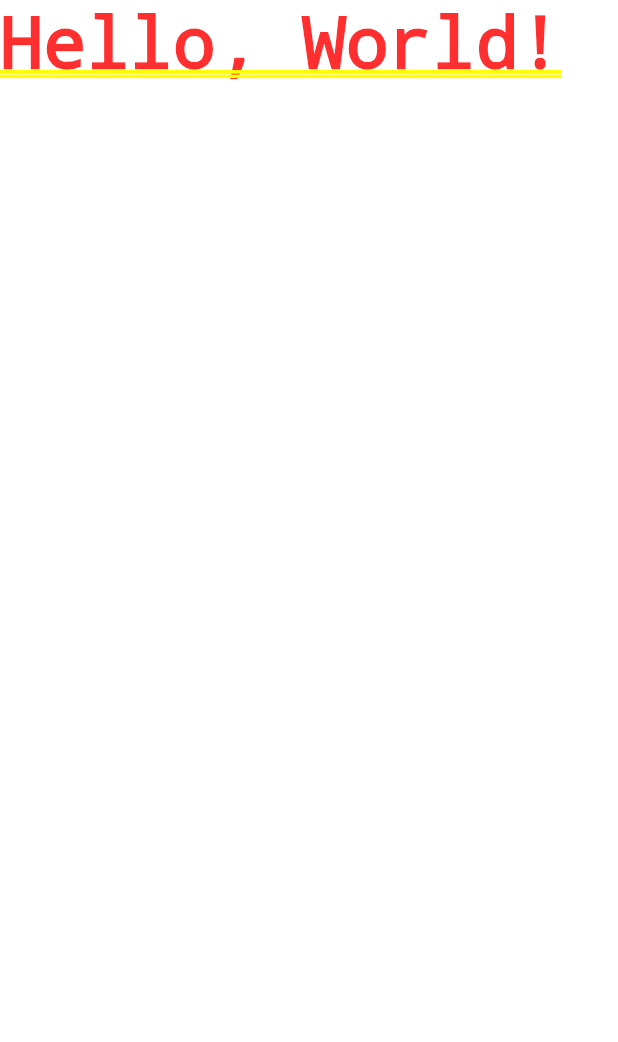
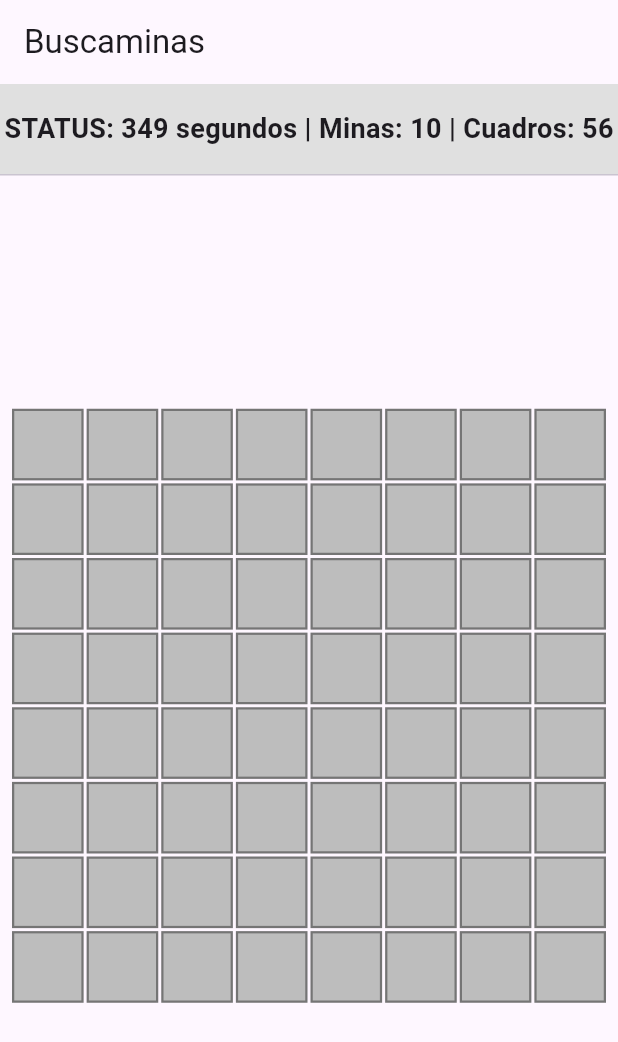
Before and after one commit to Fnav63/3479A321_2020479060, a Flutter app: the screen it shows after launch, on a phone screen of 412 x 824 dp. Shown: the top 1042 px of the screen. Run offline on Flutter 3.47's test engine with Material 3 defaults, Android fonts, the phone set to English and light mode, and no system bars.

Commit message:
Layout principal y tablero

```diff
--- a/lib/main.dart
+++ b/lib/main.dart
@@ -13,7 +13,68 @@
     return MaterialApp(
       title: 'Buscaminas',
       theme: ThemeData(primarySwatch: Colors.blue),
-      home: const Text('Hello, World!'),
+      home: const MinesweeperScreen(),
     );
   }
 }
+
+class MinesweeperScreen extends StatelessWidget {
+  const MinesweeperScreen({super.key});
+
+  @override
+  Widget build(BuildContext context) {
+    return Scaffold(
+      appBar: AppBar(title: const Text('Buscaminas')),
+      body: SafeArea(
+        child: Column(
+          children: [
+            // Status
+            Container(
+              height: 60,
+              color: Colors.grey[300],
+              child: const Center(
+                child: Text(
+                  'STATUS: 349 segundos | Minas: 10 | Cuadros: 56',
+                  style: TextStyle(fontWeight: FontWeight.bold, fontSize: 18),
+                ),
+              ),
+            ),
+            const Divider(height: 1),
+
+            // Área de Juego
+            Expanded(
+              child: _gameBoard(), // 👈 AQUÍ se usa
+            ),
+          ],
+        ),
+      ),
+    );
+  }
+  Widget _gameBoard() {
+    return Center(
+      child: Padding(
+        padding: const EdgeInsets.all(8.0),
+        child: AspectRatio(
+          aspectRatio: 1.0,
+          child: GridView.builder(
+            physics: const NeverScrollableScrollPhysics(),
+            gridDelegate: const SliverGridDelegateWithFixedCrossAxisCount(
+              crossAxisCount: 8, // 8 columnas
+              crossAxisSpacing: 2.0,
+              mainAxisSpacing: 2.0,
+            ),
+            itemCount: 64, // 8x8 = 64 celdas
+            itemBuilder: (context, index) {
+              return Container(
+                decoration: BoxDecoration(
+                color: Colors.grey[400],
+                border: Border.all(color: Colors.grey[600]!, width: 1.5),
+                ),
+              );
+            },
+          ),
+        ),
+      ),
+    );
+}
+}
```
